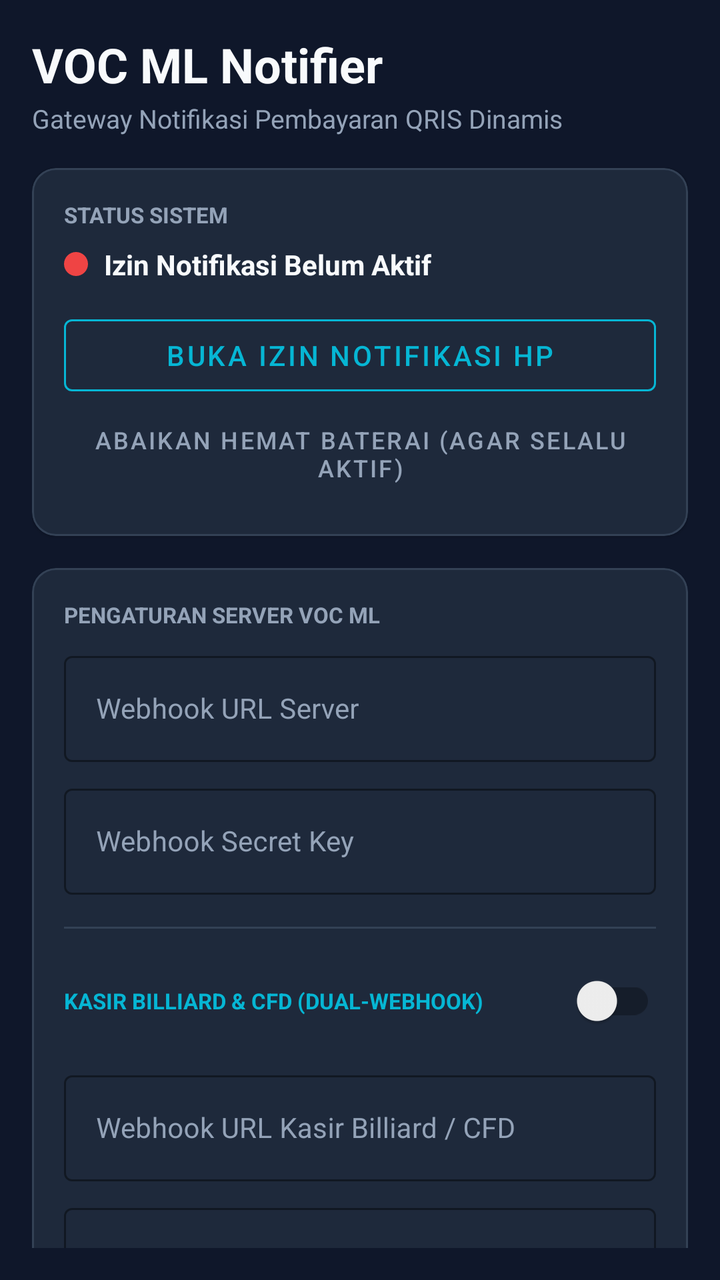
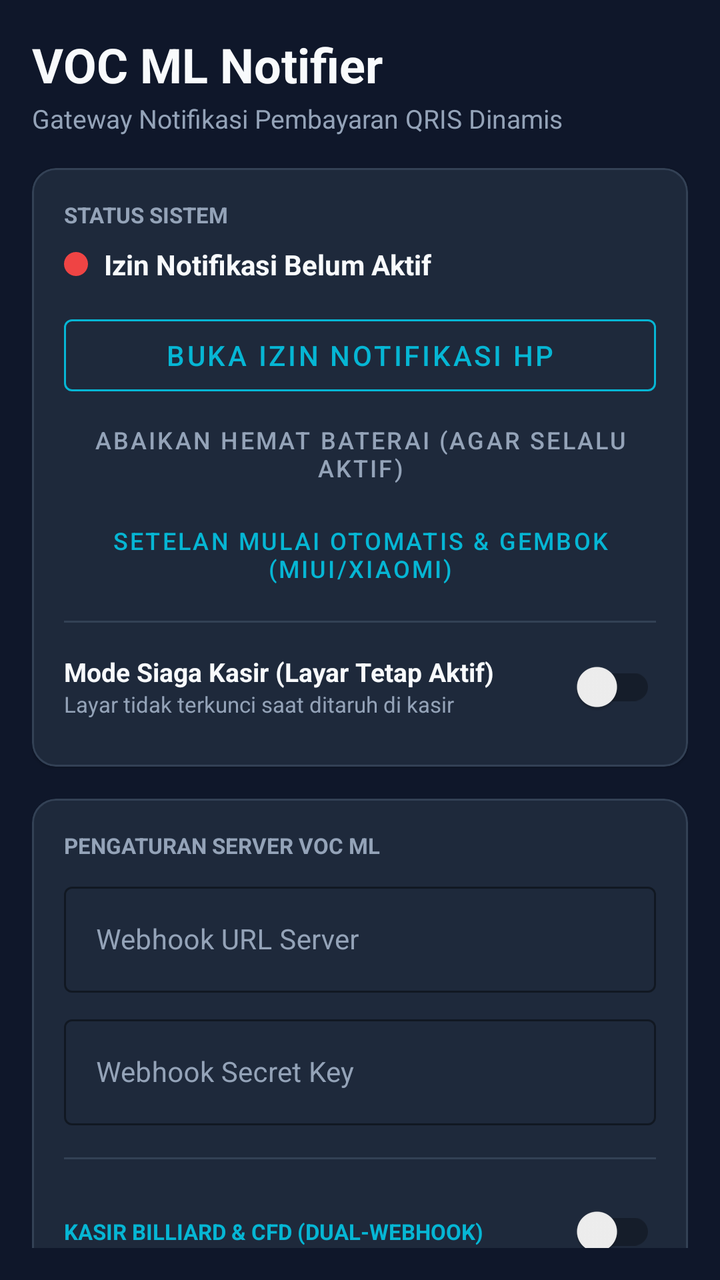

Screens rendered from an Android XML layout before and after an edit, with the pre-edit source and the edit as a unified diff.
<!-- AndroidManifest.xml: application theme Theme.VOCMLNotifier -->
<!-- res/layout/activity_main.xml -->
<?xml version="1.0" encoding="utf-8"?>
<androidx.coordinatorlayout.widget.CoordinatorLayout 
    xmlns:android="http://schemas.android.com/apk/res/android"
    xmlns:app="http://schemas.android.com/apk/res-auto"
    android:layout_width="match_parent"
    android:layout_height="match_parent"
    android:background="@color/bg_dark">

    <androidx.core.widget.NestedScrollView
        android:layout_width="match_parent"
        android:layout_height="match_parent"
        android:fillViewport="true"
        android:padding="16dp">

        <LinearLayout
            android:layout_width="match_parent"
            android:layout_height="wrap_content"
            android:orientation="vertical">

            
            <TextView
                android:layout_width="wrap_content"
                android:layout_height="wrap_content"
                android:text="VOC ML Notifier"
                android:textColor="@color/text_white"
                android:textSize="24sp"
                android:textStyle="bold" />

            <TextView
                android:layout_width="wrap_content"
                android:layout_height="wrap_content"
                android:layout_marginTop="2dp"
                android:text="Gateway Notifikasi Pembayaran QRIS Dinamis"
                android:textColor="@color/text_muted"
                android:textSize="13sp" />

            
            <com.google.android.material.card.MaterialCardView
                android:layout_width="match_parent"
                android:layout_height="wrap_content"
                android:layout_marginTop="16dp"
                app:cardBackgroundColor="@color/card_dark"
                app:cardCornerRadius="12dp"
                app:strokeColor="@color/border_card"
                app:strokeWidth="1dp">

                <LinearLayout
                    android:layout_width="match_parent"
                    android:layout_height="wrap_content"
                    android:orientation="vertical"
                    android:padding="16dp">

                    <TextView
                        android:layout_width="wrap_content"
                        android:layout_height="wrap_content"
                        android:text="STATUS SISTEM"
                        android:textColor="@color/text_muted"
                        android:textSize="11sp"
                        android:textStyle="bold" />

                    <LinearLayout
                        android:layout_width="match_parent"
                        android:layout_height="wrap_content"
                        android:layout_marginTop="8dp"
                        android:gravity="center_vertical"
                        android:orientation="horizontal">

                        <View
                            android:id="@+id/viewStatusDot"
                            android:layout_width="12dp"
                            android:layout_height="12dp"
                            android:background="@drawable/circle_red" />

                        <TextView
                            android:id="@+id/tvStatusText"
                            android:layout_width="wrap_content"
                            android:layout_height="wrap_content"
                            android:layout_marginStart="8dp"
                            android:text="Izin Notifikasi Belum Aktif"
                            android:textColor="@color/text_white"
                            android:textSize="14sp"
                            android:textStyle="bold" />
                    </LinearLayout>

                    <com.google.android.material.button.MaterialButton
                        android:id="@+id/btnGrantPermission"
                        style="@style/Widget.MaterialComponents.Button.OutlinedButton"
                        android:layout_width="match_parent"
                        android:layout_height="wrap_content"
                        android:layout_marginTop="12dp"
                        android:text="Buka Izin Notifikasi HP"
                        android:textColor="@color/primary"
                        app:strokeColor="@color/primary" />

                    <com.google.android.material.button.MaterialButton
                        android:id="@+id/btnBatteryOpt"
                        style="@style/Widget.MaterialComponents.Button.TextButton"
                        android:layout_width="match_parent"
                        android:layout_height="wrap_content"
                        android:text="Abaikan Hemat Baterai (Agar Selalu Aktif)"
                        android:textColor="@color/text_muted"
                        android:textSize="12sp" />

                </LinearLayout>
            </com.google.android.material.card.MaterialCardView>

            
            <com.google.android.material.card.MaterialCardView
                android:layout_width="match_parent"
                android:layout_height="wrap_content"
                android:layout_marginTop="16dp"
                app:cardBackgroundColor="@color/card_dark"
                app:cardCornerRadius="12dp"
                app:strokeColor="@color/border_card"
                app:strokeWidth="1dp">

                <LinearLayout
                    android:layout_width="match_parent"
                    android:layout_height="wrap_content"
                    android:orientation="vertical"
                    android:padding="16dp">

                    <TextView
                        android:layout_width="wrap_content"
                        android:layout_height="wrap_content"
                        android:text="PENGATURAN SERVER VOC ML"
                        android:textColor="@color/text_muted"
                        android:textSize="11sp"
                        android:textStyle="bold" />

                    <com.google.android.material.textfield.TextInputLayout
                        style="@style/Widget.MaterialComponents.TextInputLayout.OutlinedBox"
                        android:layout_width="match_parent"
                        android:layout_height="wrap_content"
                        android:layout_marginTop="8dp"
                        android:hint="Webhook URL Server"
                        android:textColorHint="@color/text_muted"
                        app:boxStrokeColor="@color/primary"
                        app:hintTextColor="@color/primary">

                        <com.google.android.material.textfield.TextInputEditText
                            android:id="@+id/etServerUrl"
                            android:layout_width="match_parent"
                            android:layout_height="wrap_content"
                            android:inputType="textUri"
                            android:textColor="@color/text_white"
                            android:textSize="14sp" />
                    </com.google.android.material.textfield.TextInputLayout>

                    <com.google.android.material.textfield.TextInputLayout
                        style="@style/Widget.MaterialComponents.TextInputLayout.OutlinedBox"
                        android:layout_width="match_parent"
                        android:layout_height="wrap_content"
                        android:layout_marginTop="8dp"
                        android:hint="Webhook Secret Key"
                        android:textColorHint="@color/text_muted"
                        app:boxStrokeColor="@color/primary"
                        app:hintTextColor="@color/primary">

                        <com.google.android.material.textfield.TextInputEditText
                            android:id="@+id/etSecretKey"
                            android:layout_width="match_parent"
                            android:layout_height="wrap_content"
                            android:inputType="textPassword"
                            android:textColor="@color/text_white"
                            android:textSize="14sp" />
                    </com.google.android.material.textfield.TextInputLayout>

                    
                    <View
                        android:layout_width="match_parent"
                        android:layout_height="1dp"
                        android:layout_marginTop="16dp"
                        android:layout_marginBottom="12dp"
                        android:background="@color/border_card" />

                    
                    <LinearLayout
                        android:layout_width="match_parent"
                        android:layout_height="wrap_content"
                        android:gravity="center_vertical"
                        android:orientation="horizontal">

                        <TextView
                            android:layout_width="0dp"
                            android:layout_height="wrap_content"
                            android:layout_weight="1"
                            android:text="KASIR BILLIARD &amp; CFD (DUAL-WEBHOOK)"
                            android:textColor="@color/primary"
                            android:textSize="11sp"
                            android:textStyle="bold" />

                        <androidx.appcompat.widget.SwitchCompat
                            android:id="@+id/switchPosEnabled"
                            android:layout_width="wrap_content"
                            android:layout_height="wrap_content" />
                    </LinearLayout>

                    <LinearLayout
                        android:id="@+id/layoutPosConfig"
                        android:layout_width="match_parent"
                        android:layout_height="wrap_content"
                        android:orientation="vertical">

                        <com.google.android.material.textfield.TextInputLayout
                            style="@style/Widget.MaterialComponents.TextInputLayout.OutlinedBox"
                            android:layout_width="match_parent"
                            android:layout_height="wrap_content"
                            android:layout_marginTop="8dp"
                            android:hint="Webhook URL Kasir Billiard / CFD"
                            android:textColorHint="@color/text_muted"
                            app:boxStrokeColor="@color/primary"
                            app:hintTextColor="@color/primary">

                            <com.google.android.material.textfield.TextInputEditText
                                android:id="@+id/etPosServerUrl"
                                android:layout_width="match_parent"
                                android:layout_height="wrap_content"
                                android:inputType="textUri"
                                android:textColor="@color/text_white"
                                android:textSize="14sp" />
                        </com.google.android.material.textfield.TextInputLayout>

                        <com.google.android.material.textfield.TextInputLayout
                            style="@style/Widget.MaterialComponents.TextInputLayout.OutlinedBox"
                            android:layout_width="match_parent"
                            android:layout_height="wrap_content"
                            android:layout_marginTop="8dp"
                            android:hint="Secret Key Kasir"
                            android:textColorHint="@color/text_muted"
                            app:boxStrokeColor="@color/primary"
                            app:hintTextColor="@color/primary">

                            <com.google.android.material.textfield.TextInputEditText
                                android:id="@+id/etPosSecretKey"
                                android:layout_width="match_parent"
                                android:layout_height="wrap_content"
                                android:inputType="textPassword"
                                android:textColor="@color/text_white"
                                android:textSize="14sp" />
                        </com.google.android.material.textfield.TextInputLayout>

                    </LinearLayout>

                    <LinearLayout
                        android:layout_width="match_parent"
                        android:layout_height="wrap_content"
                        android:layout_marginTop="12dp"
                        android:orientation="horizontal">

                        <com.google.android.material.button.MaterialButton
                            android:id="@+id/btnSaveConfig"
                            android:layout_width="0dp"
                            android:layout_height="wrap_content"
                            android:layout_weight="1"
                            android:backgroundTint="@color/primary"
                            android:text="Simpan"
                            android:textColor="@color/bg_dark" />

                        <Space
                            android:layout_width="8dp"
                            android:layout_height="wrap_content" />

                        <com.google.android.material.button.MaterialButton
                            android:id="@+id/btnTestWebhook"
                            style="@style/Widget.MaterialComponents.Button.OutlinedButton"
                            android:layout_width="0dp"
                            android:layout_height="wrap_content"
                            android:layout_weight="1"
                            android:text="Tes Kirim"
                            android:textColor="@color/text_white"
                            app:strokeColor="@color/border_card" />

                    </LinearLayout>

                </LinearLayout>
            </com.google.android.material.card.MaterialCardView>

            
            <com.google.android.material.card.MaterialCardView
                android:layout_width="match_parent"
                android:layout_height="wrap_content"
                android:layout_marginTop="16dp"
                android:layout_marginBottom="24dp"
                app:cardBackgroundColor="@color/card_dark"
                app:cardCornerRadius="12dp"
                app:strokeColor="@color/border_card"
                app:strokeWidth="1dp">

                <LinearLayout
                    android:layout_width="match_parent"
                    android:layout_height="wrap_content"
                    android:orientation="vertical"
                    android:padding="16dp">

                    <RelativeLayout
                        android:layout_width="match_parent"
                        android:layout_height="wrap_content">

                        <TextView
                            android:layout_width="wrap_content"
                            android:layout_height="wrap_content"
                            android:layout_centerVertical="true"
                            android:text="LOG NOTIFIKASI TERAKHIR"
                            android:textColor="@color/text_muted"
                            android:textSize="11sp"
                            android:textStyle="bold" />

                        <TextView
                            android:id="@+id/btnRetryFailed"
                            android:layout_width="wrap_content"
                            android:layout_height="wrap_content"
                            android:layout_centerVertical="true"
                            android:layout_marginEnd="14dp"
                            android:layout_toStartOf="@id/btnClearLogs"
                            android:text="Kirim Ulang Gagal"
                            android:textColor="@color/primary"
                            android:textSize="12sp"
                            android:textStyle="bold" />

                        <TextView
                            android:id="@+id/btnClearLogs"
                            android:layout_width="wrap_content"
                            android:layout_height="wrap_content"
                            android:layout_alignParentEnd="true"
                            android:layout_centerVertical="true"
                            android:text="Hapus"
                            android:textColor="@color/text_muted"
                            android:textSize="12sp" />
                    </RelativeLayout>

                    <androidx.recyclerview.widget.RecyclerView
                        android:id="@+id/rvLogs"
                        android:layout_width="match_parent"
                        android:layout_height="220dp"
                        android:layout_marginTop="12dp"
                        android:overScrollMode="never" />

                </LinearLayout>
            </com.google.android.material.card.MaterialCardView>

        </LinearLayout>
    </androidx.core.widget.NestedScrollView>

</androidx.coordinatorlayout.widget.CoordinatorLayout>
<!-- resources referenced by this layout -->
<resources>
  <color name="bg_dark">#0F172A</color>
  <color name="border_card">#334155</color>
  <color name="card_dark">#1E293B</color>
  <color name="primary">#06B6D4</color>
  <color name="text_muted">#94A3B8</color>
  <color name="text_white">#F8FAFC</color>
  <!-- drawable circle_red (drawable) -->
  <?xml version="1.0" encoding="utf-8"?>
  <shape xmlns:android="http://schemas.android.com/apk/res/android"
      android:shape="oval">
      <solid android:color="@color/accent_red" />
      <size android:width="12dp" android:height="12dp" />
  </shape>
  <style name="Theme.VOCMLNotifier" parent="Theme.MaterialComponents.DayNight.NoActionBar">
          <item name="colorPrimary">@color/primary</item>
          <item name="colorPrimaryVariant">@color/primary_variant</item>
          <item name="colorOnPrimary">@color/bg_dark</item>
          <item name="android:statusBarColor">@color/bg_dark</item>
          <item name="android:windowBackground">@color/bg_dark</item>
      </style>
  <color name="accent_red">#EF4444</color>
  <color name="primary_variant">#0891B2</color>
</resources>

<!-- the commit's change to res/layout/activity_main.xml (unified diff, before → after) -->
@@ -100,6 +100,56 @@
                         android:text="Abaikan Hemat Baterai (Agar Selalu Aktif)"
                         android:textColor="@color/text_muted"
                         android:textSize="12sp" />
+
+                    <com.google.android.material.button.MaterialButton
+                        android:id="@+id/btnAutostartSettings"
+                        style="@style/Widget.MaterialComponents.Button.TextButton"
+                        android:layout_width="match_parent"
+                        android:layout_height="wrap_content"
+                        android:text="Setelan Mulai Otomatis &amp; Gembok (MIUI/Xiaomi)"
+                        android:textColor="@color/primary"
+                        android:textSize="12sp" />
+
+                    <View
+                        android:layout_width="match_parent"
+                        android:layout_height="1dp"
+                        android:layout_marginTop="8dp"
+                        android:layout_marginBottom="8dp"
+                        android:background="@color/border_card" />
+
+                    <LinearLayout
+                        android:layout_width="match_parent"
+                        android:layout_height="wrap_content"
+                        android:gravity="center_vertical"
+                        android:orientation="horizontal">
+
+                        <LinearLayout
+                            android:layout_width="0dp"
+                            android:layout_height="wrap_content"
+                            android:layout_weight="1"
+                            android:orientation="vertical">
+
+                            <TextView
+                                android:layout_width="wrap_content"
+                                android:layout_height="wrap_content"
+                                android:text="Mode Siaga Kasir (Layar Tetap Aktif)"
+                                android:textColor="@color/text_white"
+                                android:textSize="13sp"
+                                android:textStyle="bold" />
+
+                            <TextView
+                                android:layout_width="wrap_content"
+                                android:layout_height="wrap_content"
+                                android:text="Layar tidak terkunci saat ditaruh di kasir"
+                                android:textColor="@color/text_muted"
+                                android:textSize="11sp" />
+                        </LinearLayout>
+
+                        <androidx.appcompat.widget.SwitchCompat
+                            android:id="@+id/switchKeepScreenOn"
+                            android:layout_width="wrap_content"
+                            android:layout_height="wrap_content" />
+                    </LinearLayout>
 
                 </LinearLayout>
             </com.google.android.material.card.MaterialCardView>
